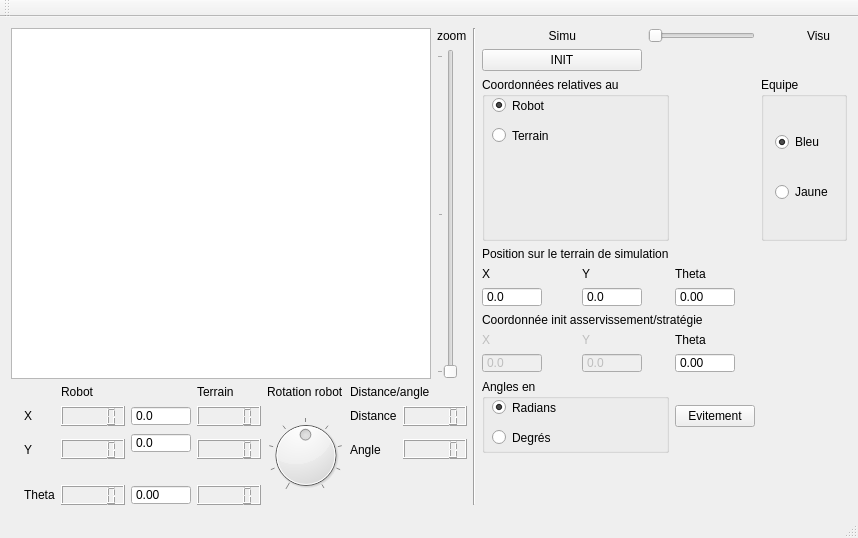
Before: the Qt Designer form PluginModules/SimuBot/ihm_SimuBot.ui in CRLG/LABOTBOX, drawn with Qt 5.
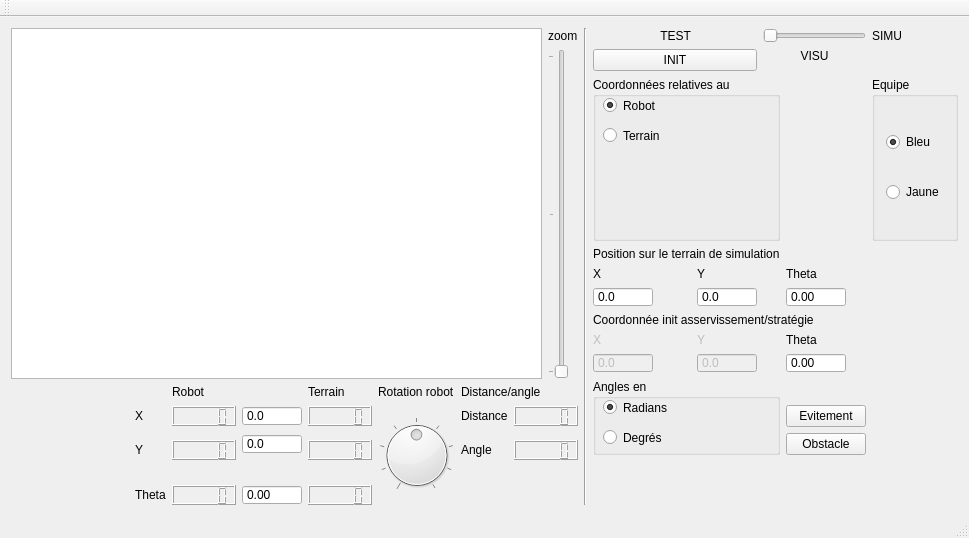
After: the same form once the commit is applied.

Commit message: Détection type capteurs ultra son du robot adverse (pour l'instant calculable via un bouton obstacle et stocké dans des variables internes)

Diff of the .ui file:
```diff
--- a/PluginModules/SimuBot/ihm_SimuBot.ui
+++ b/PluginModules/SimuBot/ihm_SimuBot.ui
@@ -6,7 +6,7 @@
    <rect>
     <x>0</x>
     <y>0</y>
-    <width>858</width>
+    <width>969</width>
     <height>538</height>
    </rect>
   </property>
@@ -70,13 +70,6 @@
       </property>
      </widget>
     </item>
-    <item row="0" column="16">
-     <widget class="QLabel" name="label_9">
-      <property name="text">
-       <string>Visu</string>
-      </property>
-     </widget>
-    </item>
     <item row="10" column="2">
      <widget class="QLabel" name="label_11">
       <property name="text">
@@ -136,7 +129,7 @@
     <item row="0" column="11">
      <widget class="QLabel" name="label_8">
       <property name="text">
-       <string>Simu</string>
+       <string>TEST</string>
       </property>
       <property name="alignment">
        <set>Qt::AlignRight|Qt::AlignTrailing|Qt::AlignVCenter</set>
@@ -183,7 +176,7 @@
     <item row="0" column="13" colspan="2">
      <widget class="QSlider" name="horizontalSlider_toggle_simu">
       <property name="maximum">
-       <number>1</number>
+       <number>2</number>
       </property>
       <property name="pageStep">
        <number>1</number>
@@ -758,6 +751,30 @@
       </property>
      </widget>
     </item>
+    <item row="12" column="14">
+     <widget class="QPushButton" name="pB_US">
+      <property name="text">
+       <string>Obstacle</string>
+      </property>
+     </widget>
+    </item>
+    <item row="1" column="13" colspan="2">
+     <widget class="QLabel" name="label_21">
+      <property name="text">
+       <string>VISU</string>
+      </property>
+      <property name="alignment">
+       <set>Qt::AlignHCenter|Qt::AlignTop</set>
+      </property>
+     </widget>
+    </item>
+    <item row="0" column="15" colspan="2">
+     <widget class="QLabel" name="label_9">
+      <property name="text">
+       <string>SIMU</string>
+      </property>
+     </widget>
+    </item>
    </layout>
   </widget>
   <widget class="QMenuBar" name="menuBar">
```
Left out of the diff: 4 changed lines with no effect on the pictures. The commit also changes 2 other files.
